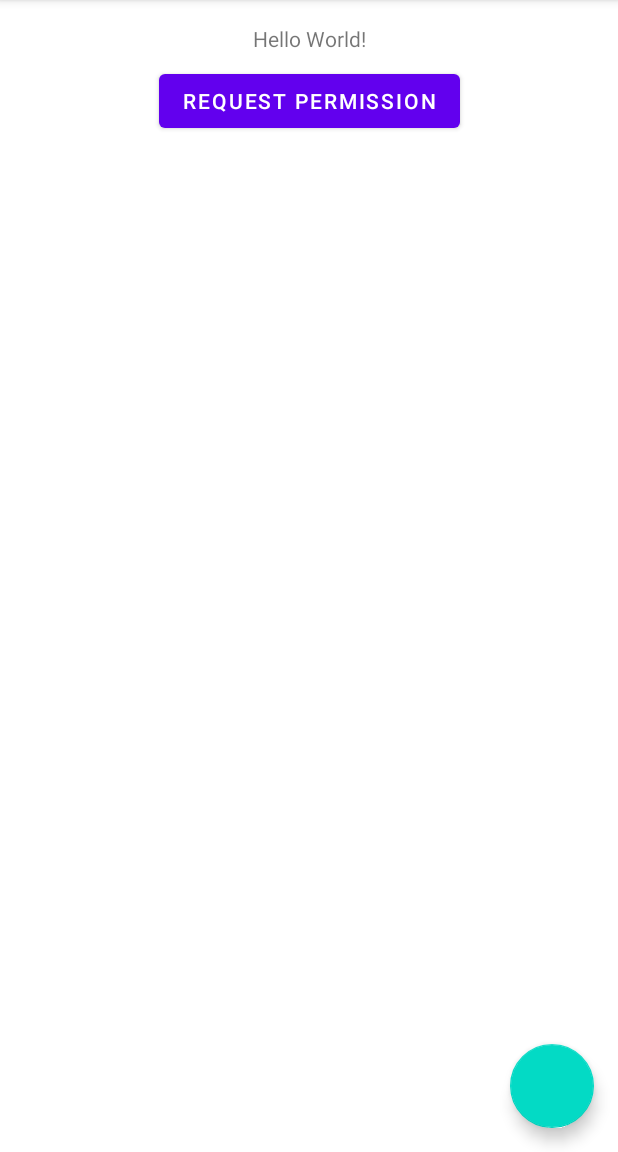
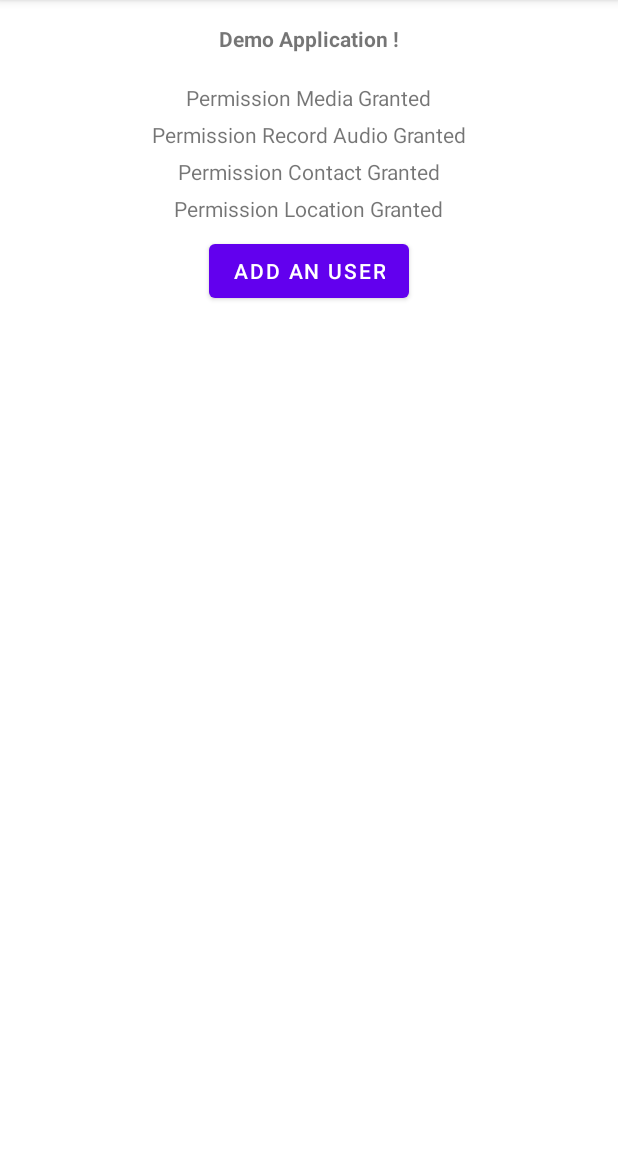
Before and after one commit to Maxime-VE/II.3510-Mobile-App, an Android app: the screen it shows after launch (MainActivity), on a phone screen of 412 x 824 dp, the part 84-1236 px from its top. Run offline under Robolectric (Android 15) with nearby library versions, the phone set to English and light mode, and no system bars; libraries missing offline, so code that uses them is left out: io.realm.

Commit message:
Realm initialisation Upgrade Permission Screen

```diff
--- a/app/src/main/java/fr/isep/demokotlinv3/AddUserActivity.kt
+++ b/app/src/main/java/fr/isep/demokotlinv3/AddUserActivity.kt
@@ -15,11 +15,11 @@ class AddUserActivity : AppCompatActivity() {
         super.onCreate(savedInstanceState)
         setContentView(R.layout.activity_form)
 
-        //Start Realm instance
+        //Start Realm transaction
         Realm.init(this)
         realm = Realm.getDefaultInstance()
 
-        //Load UI elements
+        //Get UI elements (form fields)
         val nameEditText: EditText = findViewById(R.id.edit_text_name)
         val ageEditText: EditText = findViewById(R.id.edit_text_age)
         val addButton: Button = findViewById(R.id.button_add_user)
@@ -35,6 +35,7 @@ class AddUserActivity : AppCompatActivity() {
         }
     }
 
+    //Save a new user in database with name and age
     private fun saveUser(name: String, age: Int) {
         realm.executeTransaction {
             val newUser = it.createObject(UserModel::class.java, (realm.where(UserModel::class.java).max("id")?.toInt() ?: 0) + 1)
--- a/app/src/main/java/fr/isep/demokotlinv3/MainActivity.kt
+++ b/app/src/main/java/fr/isep/demokotlinv3/MainActivity.kt
@@ -2,6 +2,7 @@ package fr.isep.demokotlinv3
 
 import android.content.pm.LauncherActivityInfo
 import android.Manifest
+import android.annotation.SuppressLint
 import android.content.pm.PackageManager
 import android.os.Bundle
 import androidx.activity.result.ActivityResultLauncher
@@ -12,9 +13,11 @@ import androidx.recyclerview.widget.LinearLayoutManager
 import androidx.recyclerview.widget.RecyclerView
 import io.realm.Realm
 import android.content.Intent
+import android.widget.Button
+import android.widget.TextView
 import io.realm.RealmResults
 import fr.isep.demokotlinv3.models.UserModel
-import com.google.android.material.floatingactionbutton.FloatingActionButton
+import io.realm.RealmConfiguration
 
 class MainActivity : AppCompatActivity() {
 
@@ -43,30 +46,41 @@ class MainActivity : AppCompatActivity() {
             isAccessCoarsePermissionGranted = permissions[Manifest.permission.ACCESS_COARSE_LOCATION] ?: isAccessCoarsePermissionGranted
             isAccessFinePermissionGranted = permissions[Manifest.permission.ACCESS_FINE_LOCATION] ?: isAccessFinePermissionGranted
 
+            updatePermissionTexts()
         }
-
         requestPermission()
 
+        // The following code is commented since an error
+        // (io.realm.exceptions.RealmException: UserModel is not part of the schema for this Realm)
+        // make the application crash
+
         // Start Realm transaction
-        Realm.init(this)
-        realm = Realm.getDefaultInstance()
+//        Realm.init(this)
+//        realm = Realm.getDefaultInstance()
+//
+//        userRecyclerView = findViewById(R.id.user_recycler_view)
+//        userRecyclerView.layoutManager = LinearLayoutManager(this)
+//
+//        // Get all the user element in Realm to display in the RecyclerView
+//        val users: RealmResults<UserModel> = realm.where(UserModel::class.java).findAll()
+//        userAdapter = UserAdapter(users)
+//        userRecyclerView.adapter = userAdapter
 
-        userRecyclerView = findViewById(R.id.user_recycler_view)
-        userRecyclerView.layoutManager = LinearLayoutManager(this)
-
-        val users: RealmResults<UserModel> = realm.where(UserModel::class.java).findAll()
-        userAdapter = UserAdapter(users)
-        userRecyclerView.adapter = userAdapter
-
-        val addButton: FloatingActionButton = findViewById(R.id.add_user_button)
+        //Button to redirect to the form page
+        val addButton: Button = findViewById(R.id.add_user_button)
         addButton.setOnClickListener {
             val intent = Intent(this, AddUserActivity::class.java)
             startActivity(intent)
         }
     }
 
+    override fun onDestroy() {
+        super.onDestroy()
+        realm.close()
+    }
+
+    @SuppressLint("WrongViewCast", "SetTextI18n")
     private fun requestPermission(){
-
         isReadMediaAudioGranted = ContextCompat.checkSelfPermission(
             this,
             Manifest.permission.READ_MEDIA_AUDIO
@@ -115,11 +129,26 @@ class MainActivity : AppCompatActivity() {
         if(permissionRequest.isNotEmpty()){
             permissionLauncher.launch(permissionRequest.toTypedArray())
         }
+
+        updatePermissionTexts()
     }
 
-    override fun onDestroy() {
-        super.onDestroy()
-        realm.close()
+    // Update UI Permission
+    private fun updatePermissionTexts() {
+        val permissionMedia: TextView = findViewById(R.id.permission_media)
+        val permissionRecordAudio: TextView = findViewById(R.id.permission_record_audio)
+        val permissionContact: TextView = findViewById(R.id.permission_contact)
+        val permissionLocation: TextView = findViewById(R.id.permission_location)
+
+        permissionMedia.text = if (isReadMediaAudioGranted) "Permission Media Granted" else "Permission Media Denied"
+        permissionRecordAudio.text = if (isRecordAudioPermissionGranted) "Permission Record Audio Granted" else "Permission Record Audio Denied"
+        permissionContact.text = if (isReadContactPermissionGranted) "Permission Contact Granted" else "Permission Contact Denied"
+        permissionLocation.text = if (isAccessCoarsePermissionGranted && isAccessFinePermissionGranted) {
+            "Permission Location Granted"
+        } else {
+            "Permission Location Denied"
+        }
     }
 
+
 }
--- a/app/src/main/java/fr/isep/demokotlinv3/UserAdapter.kt
+++ b/app/src/main/java/fr/isep/demokotlinv3/UserAdapter.kt
@@ -8,13 +8,23 @@ import androidx.recyclerview.widget.RecyclerView
 import io.realm.RealmResults
 import fr.isep.demokotlinv3.models.UserModel
 
+// Note: Adapter allows a connection between the data and UI elements.
+// Here we use it to fill a RecyclerView a component holding user information item (item_user.xml)
 class UserAdapter(private val userList: RealmResults<UserModel>) : RecyclerView.Adapter<UserAdapter.UserViewHolder>() {
 
+    // Hold the elements of RecyclerView as a ViewHolder
+    class UserViewHolder(itemView: View) : RecyclerView.ViewHolder(itemView) {
+        val nameTextView: TextView = itemView.findViewById(R.id.text_view_name)
+        val ageTextView: TextView = itemView.findViewById(R.id.text_view_age)
+    }
+
+    // Create a new item_view element to be filled with user data and to place into RecyclerView
     override fun onCreateViewHolder(parent: ViewGroup, viewType: Int): UserViewHolder {
         val view = LayoutInflater.from(parent.context).inflate(R.layout.item_user, parent, false)
         return UserViewHolder(view)
     }
 
+    // Fill the item view with the user information
     override fun onBindViewHolder(holder: UserViewHolder, position: Int) {
         val user = userList[position]
         if (user != null) {
@@ -23,12 +33,9 @@ class UserAdapter(private val userList: RealmResults<UserModel>) : RecyclerView.
         }
     }
 
+    // Mandatory Abstract class
     override fun getItemCount(): Int {
         return userList.size
     }
 
-    class UserViewHolder(itemView: View) : RecyclerView.ViewHolder(itemView) {
-        val nameTextView: TextView = itemView.findViewById(R.id.text_view_name)
-        val ageTextView: TextView = itemView.findViewById(R.id.text_view_age)
-    }
 }
--- a/app/src/main/java/fr/isep/demokotlinv3/UserModel.kt
+++ b/app/src/main/java/fr/isep/demokotlinv3/UserModel.kt
@@ -3,6 +3,7 @@ package fr.isep.demokotlinv3.models
 import io.realm.RealmObject
 import io.realm.annotations.PrimaryKey
 
+// Simple user model using several types (PrimaryKey, String, Integer, Boolean)
 open class UserModel : RealmObject() {
     @PrimaryKey
     var id: Int = 0
--- a/app/src/main/res/layout/activity_main.xml
+++ b/app/src/main/res/layout/activity_main.xml
@@ -12,20 +12,67 @@
         android:id="@+id/textView"
         android:layout_width="wrap_content"
         android:layout_height="wrap_content"
-        android:text="Hello World!"
-        app:layout_constraintBottom_toTopOf="@+id/button"
+        android:text="Demo Application !"
+        android:textStyle="bold"
         app:layout_constraintEnd_toEndOf="parent"
         app:layout_constraintStart_toStartOf="parent"
         app:layout_constraintTop_toTopOf="parent"
         android:layout_marginTop="16dp"/>
 
-    <!-- Button original -->
-    <Button
-        android:id="@+id/button"
+
+    <TextView
+        android:id="@+id/permission_media"
         android:layout_width="wrap_content"
         android:layout_height="wrap_content"
-        android:text="Request Permission"
+        android:text="Permission Media"
+        app:layout_constraintBottom_toTopOf="@+id/permission_record_audio"
+        app:layout_constraintEnd_toEndOf="parent"
+        app:layout_constraintStart_toStartOf="parent"
         app:layout_constraintTop_toBottomOf="@+id/textView"
+        android:layout_marginTop="20dp"/>
+
+    <TextView
+        android:id="@+id/permission_record_audio"
+        android:layout_width="wrap_content"
+        android:layout_height="wrap_content"
+        android:text="Permission Record Audio"
+        app:layout_constraintBottom_toTopOf="@+id/permission_contact"
+        app:layout_constraintEnd_toEndOf="parent"
+        app:layout_constraintStart_toStartOf="parent"
+        app:layout_constraintTop_toBottomOf="@+id/permission_media"
+        android:layout_marginTop="5dp"/>
+
+    <TextView
+        android:id="@+id/permission_contact"
+        android:layout_width="wrap_content"
+        android:layout_height="wrap_content"
+        android:text="Permission Contact"
+        app:layout_constraintBottom_toTopOf="@+id/permission_location"
+        app:layout_constraintEnd_toEndOf="parent"
+        app:layout_constraintStart_toStartOf="parent"
+        app:layout_constraintTop_toBottomOf="@+id/permission_record_audio"
+        android:layout_marginTop="5dp"/>
+
+    <TextView
+        android:id="@+id/permission_location"
+        android:layout_width="wrap_content"
+        android:layout_height="wrap_content"
+        android:text="Permission Location"
+        app:layout_constraintBottom_toTopOf="@+id/add_user_button"
+        app:layout_constraintEnd_toEndOf="parent"
+        app:layout_constraintStart_toStartOf="parent"
+        app:layout_constraintTop_toBottomOf="@+id/permission_contact"
+        android:layout_marginTop="5dp"/>
+
+
+    <!-- Button original -->
+
+    <Button
+        android:id="@+id/add_user_button"
+        android:layout_width="wrap_content"
+        android:layout_height="wrap_content"
+        android:text="Add an user"
+        app:layout_constraintTop_toBottomOf="@+id/permission_location"
         app:layout_constraintEnd_toEndOf="parent"
         app:layout_constraintStart_toStartOf="parent"
         android:layout_marginTop="8dp"/>
@@ -35,20 +82,12 @@
         android:id="@+id/user_recycler_view"
         android:layout_width="0dp"
         android:layout_height="0dp"
-        app:layout_constraintTop_toBottomOf="@+id/button"
-        app:layout_constraintBottom_toTopOf="@+id/add_user_button"
+        app:layout_constraintTop_toBottomOf="@+id/add_user_button"
+        app:layout_constraintBottom_toBottomOf="parent"
         app:layout_constraintStart_toStartOf="parent"
         app:layout_constraintEnd_toEndOf="parent"
         android:layout_marginTop="16dp"
         android:layout_marginBottom="16dp"/>
 
-    <!-- FloatingActionButton pour ajouter un utilisateur -->
-    <com.google.android.material.floatingactionbutton.FloatingActionButton
-        android:id="@+id/add_user_button"
-        android:layout_width="wrap_content"
-        android:layout_height="wrap_content"
-        android:layout_margin="16dp"
-        app:layout_constraintEnd_toEndOf="parent"
-        app:layout_constraintBottom_toBottomOf="parent"/>
 
 </androidx.constraintlayout.widget.ConstraintLayout>
--- a/gradle/libs.versions.toml
+++ b/gradle/libs.versions.toml
@@ -7,7 +7,7 @@ junitVersion = "1.2.1"
 espressoCore = "3.6.1"
 appcompat = "1.7.0"
 material = "1.12.0"
-realm = "10.15.1"
+realm = "10.19.0"
 
 [libraries]
 androidx-core-ktx = { group = "androidx.core", name = "core-ktx", version.ref = "coreKtx" }
```
Also changed, not shown: 1 other file.
